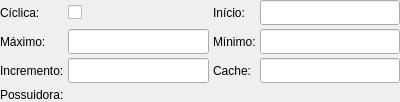
Before: the Qt Designer form pgmodeler_ui/ui/sequenciawidget.ui in erdincay/pgmodeler-old, drawn with Qt 5.
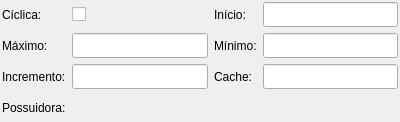
After: the same form once the commit is applied.

Diff of the .ui file:
```diff
--- a/pgmodeler_ui/ui/sequenciawidget.ui
+++ b/pgmodeler_ui/ui/sequenciawidget.ui
@@ -7,7 +7,7 @@
     <x>0</x>
     <y>0</y>
     <width>400</width>
-    <height>102</height>
+    <height>122</height>
    </rect>
   </property>
   <property name="sizePolicy">
@@ -27,10 +27,10 @@
   </property>
   <layout class="QGridLayout" name="sequencia_grid">
    <property name="margin">
-    <number>0</number>
+    <number>2</number>
    </property>
    <property name="spacing">
-    <number>4</number>
+    <number>6</number>
    </property>
    <item row="0" column="0">
     <widget class="QLabel" name="ciclica_lbl">
```
